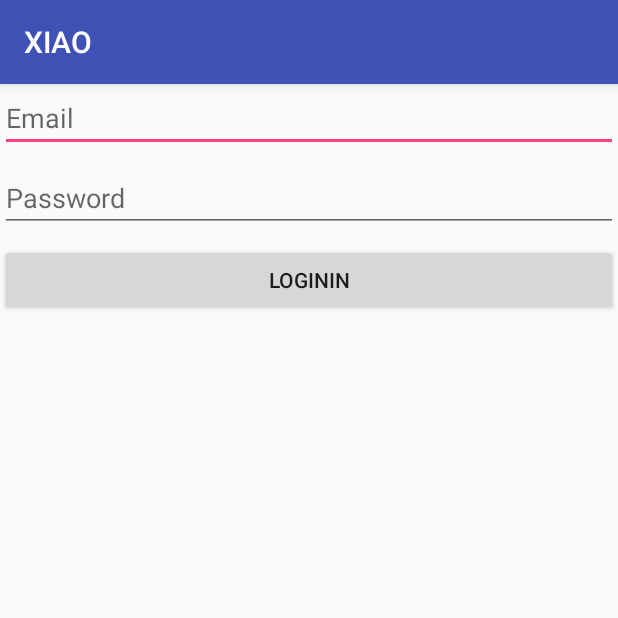
After one commit to wuqiang5733/XI5AO, an Android app: the LoginActivity screen opened directly, with no data from a screen before it, on a phone screen of 412 x 824 dp, the top half of it. The commit adds this screen. Run offline under Robolectric (Android 15) with nearby library versions, the phone set to English and light mode, and no system bars; 1 statement that could not run was skipped.

Commit message:
假登陆成功

```diff
--- a/app/src/main/AndroidManifest.xml
+++ b/app/src/main/AndroidManifest.xml
@@ -13,6 +13,7 @@
         android:name=".infrastructure.XiaoApplication"
         android:theme="@style/AppTheme">
         <activity android:name=".ChatActivity">
+
             <intent-filter>
                 <action android:name="android.intent.action.MAIN" />
 
@@ -20,6 +21,9 @@
             </intent-filter>
         </activity>
         <activity android:name=".chatconfig.ChatConfigActivity"></activity>
+        <activity android:name=".login.LoginActivity"
+            android:launchMode="singleTask"></activity>
+        <!--<activity android:name=".base.BaseActivity"></activity>-->
     </application>
 
 </manifest>
--- /dev/null
+++ b/app/src/main/java/org/xuxiaoxiao/xiao/base/BaseActivity.java
@@ -0,0 +1,24 @@
+package org.xuxiaoxiao.xiao.base;
+
+import android.os.Bundle;
+import android.support.annotation.Nullable;
+import android.support.v7.app.AppCompatActivity;
+
+import org.xuxiaoxiao.xiao.infrastructure.User;
+import org.xuxiaoxiao.xiao.infrastructure.XiaoApplication;
+
+/**
+ * Created by WuQiang on 2017/4/19.
+ */
+
+public class BaseActivity extends AppCompatActivity {
+    protected XiaoApplication application;
+    protected User user;
+
+    @Override
+    protected void onCreate(@Nullable Bundle savedInstanceState) {
+        super.onCreate(savedInstanceState);
+        this.application = (XiaoApplication)getApplication();
+        user = application.getUser();
+    }
+}
--- /dev/null
+++ b/app/src/main/java/org/xuxiaoxiao/xiao/login/LoginActivity.java
@@ -0,0 +1,55 @@
+package org.xuxiaoxiao.xiao.login;
+
+import android.content.Intent;
+import android.os.Bundle;
+import android.support.annotation.Nullable;
+import android.util.Log;
+import android.view.View;
+
+import org.xuxiaoxiao.xiao.ChatActivity;
+import org.xuxiaoxiao.xiao.R;
+import org.xuxiaoxiao.xiao.base.BaseActivity;
+
+/**
+ * Created by WuQiang on 2017/4/19.
+ */
+
+public class LoginActivity extends BaseActivity {
+    @Override
+    protected void onCreate(@Nullable Bundle savedInstanceState) {
+        super.onCreate(savedInstanceState);
+        setContentView(R.layout.activity_login);
+
+        final Intent intent = new Intent(this,ChatActivity.class);
+
+        findViewById(R.id.login_button).setOnClickListener(new View.OnClickListener() {
+            @Override
+            public void onClick(View view) {
+                Log.d("LoginActivity","你登陆了 。。。 ");
+                application.getUser().setLoggedIn(true);
+                startActivity(intent);
+                finish();
+            }
+        });
+    }
+    //    @Override
+//    protected Fragment createFragment() {
+//        return LoginFragment.newInstance();
+//    }
+//    // 下面是跟权限有关的
+//    @Override
+//    protected String[] getDesiredPermissions() {
+//        return (new String[]{WRITE_EXTERNAL_STORAGE});
+//    }
+//
+//    @Override
+//    protected void onPermissionDenied() {
+//        Toast.makeText(this, R.string.msg_sorry, Toast.LENGTH_LONG).show();
+//        finish();
+//    }
+//
+//    @Override
+//    protected void onReady(Bundle state) {
+//
+//    }
+}
--- /dev/null
+++ b/app/src/main/res/layout/activity_login.xml
@@ -0,0 +1,29 @@
+<?xml version="1.0" encoding="utf-8"?>
+<LinearLayout xmlns:android="http://schemas.android.com/apk/res/android"
+    android:orientation="vertical" android:layout_width="match_parent"
+    android:layout_height="match_parent">
+
+    <EditText
+        android:layout_width="match_parent"
+        android:layout_height="wrap_content"
+        android:hint="Email"
+        android:inputType="textEmailAddress"
+        android:layout_marginBottom="8dp"
+        />
+
+    <EditText
+        android:layout_width="match_parent"
+        android:layout_height="wrap_content"
+        android:hint="Password"
+        android:inputType="textPassword"
+        android:layout_marginBottom="8dp"
+        />
+
+    <Button
+        android:id="@+id/login_button"
+        android:layout_width="match_parent"
+        android:layout_height="wrap_content"
+        android:text="LoginIn"
+        />
+
+</LinearLayout>
--- a/app/src/main/res/layout/fragment_chat_config.xml
+++ b/app/src/main/res/layout/fragment_chat_config.xml
@@ -26,4 +26,9 @@
         android:text="ToggleButton"
         android:textOff="Off"
         android:textOn="On" />
+    <Button
+        android:id="@+id/logout"
+        android:layout_width="match_parent"
+        android:layout_height="wrap_content"
+        android:text="退出"/>
 </LinearLayout>
```
Also changed, not shown: app/src/main/java/org/xuxiaoxiao/xiao/ChatFragment.java (+9 -0 lines), app/src/main/java/org/xuxiaoxiao/xiao/UniversalFragmentActivity.java (+5 -4 lines), app/src/main/java/org/xuxiaoxiao/xiao/chatconfig/ChatConfigFragment.java (+15 -0 lines), app/src/main/java/org/xuxiaoxiao/xiao/infrastructure/BaseAuthenticatedActivity.java (added, +29 -0 lines), app/src/main/java/org/xuxiaoxiao/xiao/infrastructure/User.java (+9 -0 lines).
